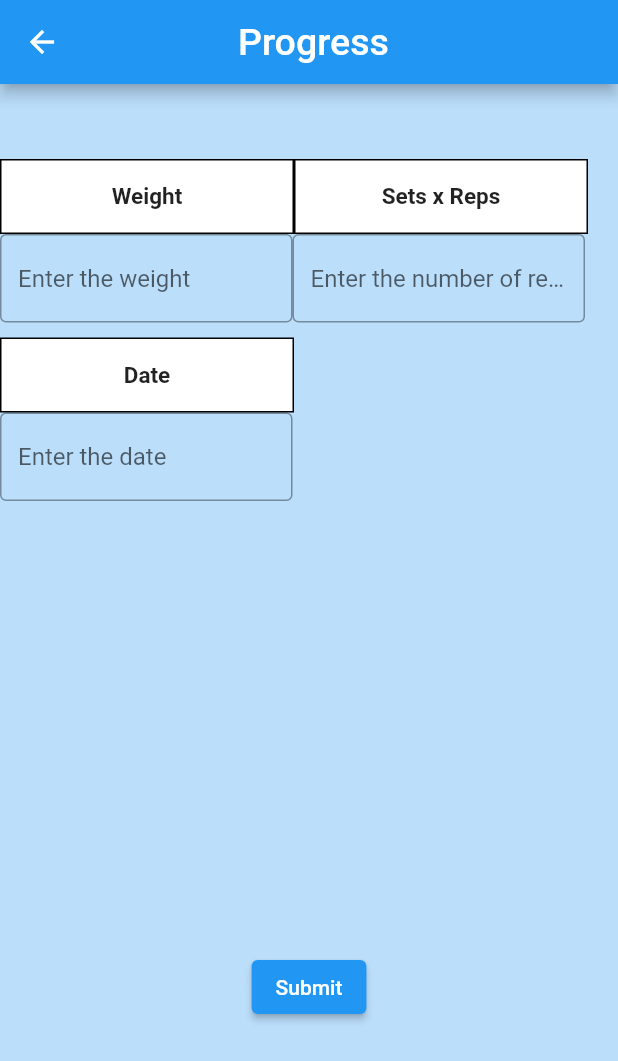
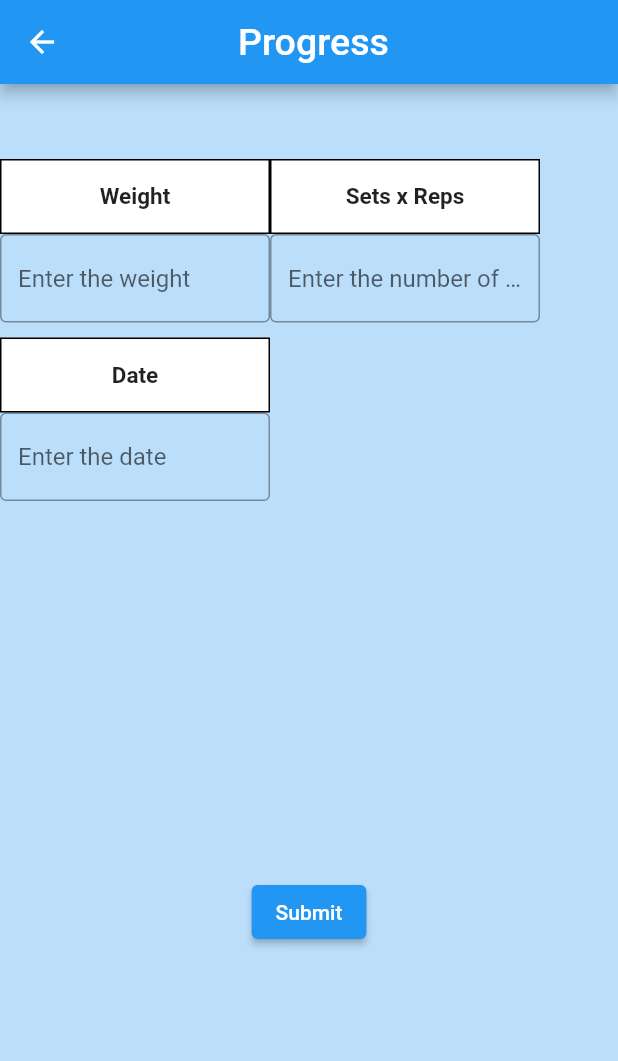
Before and after one commit to Brntpcnr/GYM-BUDDY-APP, a Flutter app: the Progress screen opened directly, on a phone screen of 412 x 824 dp. Shown: the top 1061 px of the screen. Run offline on Flutter 3.47's test engine with Material 2 defaults, Android fonts, the light colour scheme and no system bars.

Commit message:
A GYM progress tracker app

```diff
--- a/lib/Progress.dart
+++ b/lib/Progress.dart
@@ -8,7 +8,7 @@ import 'secondd.dart';
 Container ProgressOverlay(String boxtext) {
   return Container(
     height: 50,
-    width: 196,
+    width: 180,
     decoration: BoxDecoration(border: Border.all(), color: Colors.white),
     child: Center(
       child: Text(
@@ -66,14 +66,19 @@ class _ProgressState extends State<Progress> {
                 children: [ProgressOverlay('Weight'), ProgressOverlay('Sets x Reps') ],
               ),
               Row(
-                children: [SizedBox(width: 195,
-                  child: TextField(
+                children: [
+                  SizedBox(
+                    width: 180,
+                    child: TextField(
                     controller: _textController1,
                     decoration: InputDecoration(
                       border: OutlineInputBorder(),
                       hintText: 'Enter the weight',
                     ),
-                  ),),SizedBox(width: 195,
+                  ),
+                ),
+                  SizedBox(
+                  width: 180,
                   child: TextField(
                     controller: _textController2,
                     decoration: InputDecoration(
@@ -91,7 +96,7 @@ class _ProgressState extends State<Progress> {
                 children: [ProgressOverlay('Date')],
               ),
               Row(
-                children: [SizedBox(width: 195,
+                children: [SizedBox(width: 180,
                   child: TextField(
                     controller: _textController3,
                     decoration: InputDecoration(
@@ -103,7 +108,7 @@ class _ProgressState extends State<Progress> {
                 ],
               ),
               Padding(
-                padding: const EdgeInsets.fromLTRB(0, 300, 0, 0),
+                padding: const EdgeInsets.fromLTRB(0, 250, 0, 0),
                 child: ElevatedButton(
                   child: const Text('Submit'),
                   onPressed: () {
--- a/lib/welcome.dart
+++ b/lib/welcome.dart
@@ -47,7 +47,7 @@ class _WelcomeState extends State<Welcome> {
                   ),
               ),
               Padding(
-                padding: const EdgeInsets.fromLTRB(0, 60, 0, 0),
+                padding: const EdgeInsets.fromLTRB(0, 20, 0, 0),
                 child: SizedBox(
                   width: 200,
                   child: TextField(
```
Also changed, not shown: lib/main.dart (+20 -20 lines), lib/secondd.dart (+4 -7 lines).
